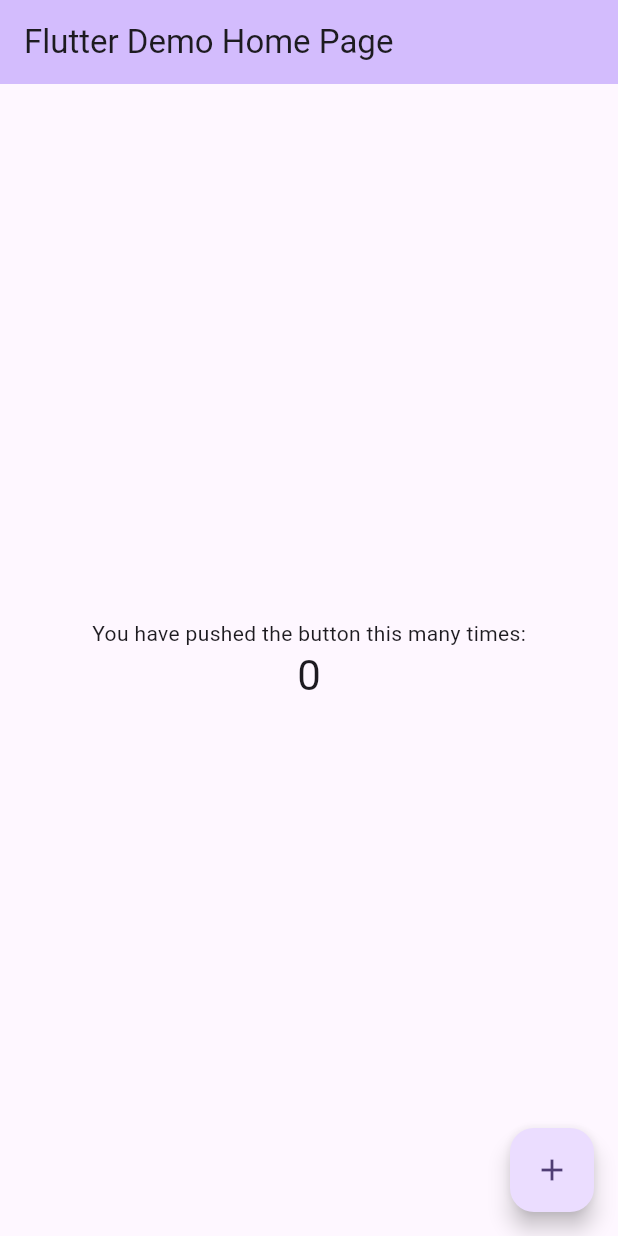
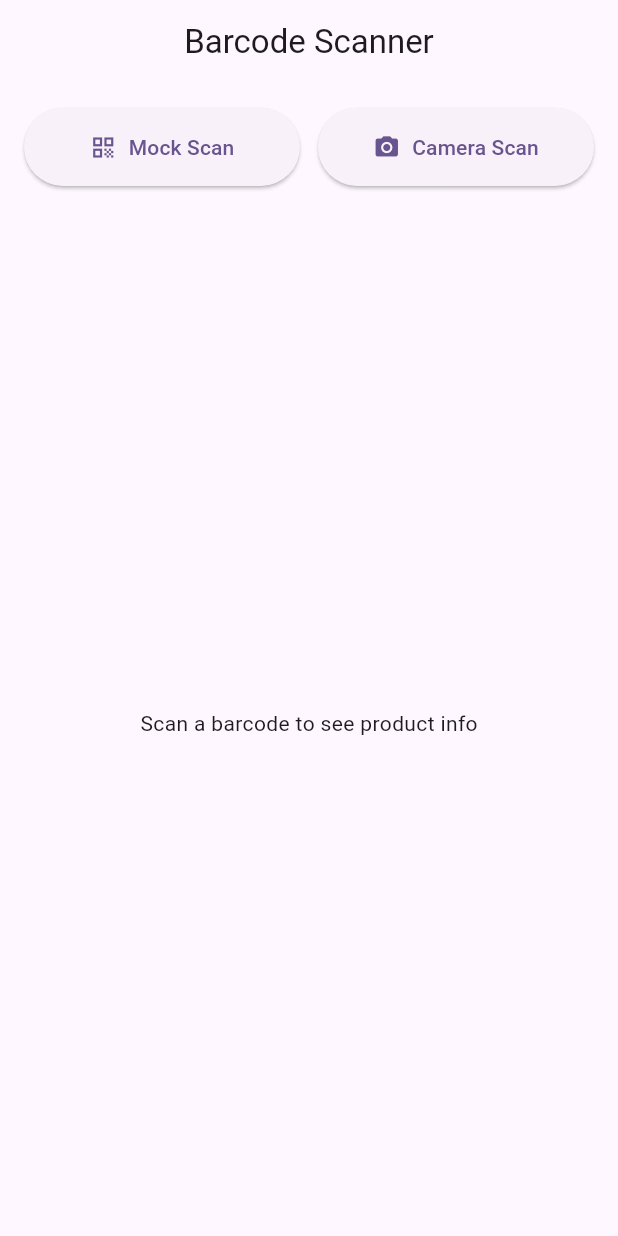
Before and after one commit to weazzy05/barcode_project, a Flutter app: the screen it shows after launch, on a phone screen of 412 x 824 dp. Run offline on Flutter 3.47's test engine with Material 3 defaults, Android fonts, the phone set to English and light mode, and no system bars; our stand-ins replace flutter_bloc; missing offline and left inert: mobile_scanner.

Commit message:
Add barcode scanner app with MVVM/Cubit architecture
- Core: Result sealed type, Product/SizeInfo models
- Data: ApiService with timeout, ProductRepository with Result pattern
- Cubit: ScannerCubit with sealed ScannerState
- UI: HomeScreen, ProductCard, SizeAvailability, ScanButton widgets
- Camera: mobile_scanner integration for barcode scanning
- Config: camera permissions (iOS/Android), cleartext traffic, VS Code launch

Co-Authored-By: Claude Opus 4.6 <noreply@anthropic.com>

```diff
--- /dev/null
+++ b/lib/core/result.dart
@@ -0,0 +1,13 @@
+sealed class Result<T, E> {
+  const Result();
+}
+
+final class Success<T, E> extends Result<T, E> {
+  final T data;
+  const Success(this.data);
+}
+
+final class Failure<T, E> extends Result<T, E> {
+  final E error;
+  const Failure(this.error);
+}
--- /dev/null
+++ b/lib/cubit/scanner_cubit.dart
@@ -0,0 +1,30 @@
+import 'package:flutter_bloc/flutter_bloc.dart';
+
+import '../core/result.dart';
+import '../data/product_repository.dart';
+import 'scanner_state.dart';
+
+class ScannerCubit extends Cubit<ScannerState> {
+  final ProductRepository _repository;
+
+  ScannerCubit({required ProductRepository repository})
+      : _repository = repository,
+        super(const ScannerInitial());
+
+  Future<void> scanBarcode(String barcode) async {
+    emit(const ScannerLoading());
+
+    final result = await _repository.getProduct(barcode);
+
+    switch (result) {
+      case Success(:final data):
+        emit(ScannerSuccess(data));
+      case Failure(:final error):
+        emit(ScannerError(error));
+    }
+  }
+
+  void reset() {
+    emit(const ScannerInitial());
+  }
+}
--- /dev/null
+++ b/lib/cubit/scanner_state.dart
@@ -0,0 +1,23 @@
+import '../models/product.dart';
+
+sealed class ScannerState {
+  const ScannerState();
+}
+
+final class ScannerInitial extends ScannerState {
+  const ScannerInitial();
+}
+
+final class ScannerLoading extends ScannerState {
+  const ScannerLoading();
+}
+
+final class ScannerSuccess extends ScannerState {
+  final Product product;
+  const ScannerSuccess(this.product);
+}
+
+final class ScannerError extends ScannerState {
+  final String message;
+  const ScannerError(this.message);
+}
--- /dev/null
+++ b/lib/data/product_repository.dart
@@ -0,0 +1,28 @@
+import '../core/result.dart';
+import '../models/product.dart';
+import '../services/api_service.dart';
+
+abstract class ProductRepository {
+  Future<Result<Product, String>> getProduct(String barcode);
+}
+
+class ProductRepositoryImpl implements ProductRepository {
+  final ApiService _apiService;
+
+  ProductRepositoryImpl({required ApiService apiService})
+      : _apiService = apiService;
+
+  @override
+  Future<Result<Product, String>> getProduct(String barcode) async {
+    try {
+      final product = await _apiService.fetchProduct(barcode);
+      return Success(product);
+    } on ProductNotFoundException {
+      return Failure('Product not found for barcode: $barcode');
+    } on ApiException catch (e) {
+      return Failure(e.message);
+    } catch (e) {
+      return Failure('Connection error: $e');
+    }
+  }
+}
--- a/lib/main.dart
+++ b/lib/main.dart
@@ -1,4 +1,10 @@
 import 'package:flutter/material.dart';
+import 'package:flutter_bloc/flutter_bloc.dart';
+
+import 'cubit/scanner_cubit.dart';
+import 'data/product_repository.dart';
+import 'screens/home_screen.dart';
+import 'services/api_service.dart';
 
 void main() {
   runApp(const MyApp());
@@ -7,119 +13,22 @@ void main() {
 class MyApp extends StatelessWidget {
   const MyApp({super.key});
 
-  // This widget is the root of your application.
   @override
   Widget build(BuildContext context) {
     return MaterialApp(
-      title: 'Flutter Demo',
+      title: 'Barcode Scanner',
       theme: ThemeData(
-        // This is the theme of your application.
-        //
-        // TRY THIS: Try running your application with "flutter run". You'll see
-        // the application has a purple toolbar. Then, without quitting the app,
-        // try changing the seedColor in the colorScheme below to Colors.green
-        // and then invoke "hot reload" (save your changes or press the "hot
-        // reload" button in a Flutter-supported IDE, or press "r" if you used
-        // the command line to start the app).
-        //
-        // Notice that the counter didn't reset back to zero; the application
-        // state is not lost during the reload. To reset the state, use hot
-        // restart instead.
-        //
-        // This works for code too, not just values: Most code changes can be
-        // tested with just a hot reload.
         colorScheme: ColorScheme.fromSeed(seedColor: Colors.deepPurple),
         useMaterial3: true,
       ),
-      home: const MyHomePage(title: 'Flutter Demo Home Page'),
+      home: BlocProvider(
+        create: (_) => ScannerCubit(
+          repository: ProductRepositoryImpl(
+            apiService: ApiService(),
+          ),
+        ),
+        child: const HomeScreen(),
+      ),
     );
   }
 }
-
-class MyHomePage extends StatefulWidget {
-  const MyHomePage({super.key, required this.title});
-
-  // This widget is the home page of your application. It is stateful, meaning
-  // that it has a State object (defined below) that contains fields that affect
-  // how it looks.
-
-  // This class is the configuration for the state. It holds the values (in this
-  // case the title) provided by the parent (in this case the App widget) and
-  // used by the build method of the State. Fields in a Widget subclass are
-  // always marked "final".
-
-  final String title;
-
-  @override
-  State<MyHomePage> createState() => _MyHomePageState();
-}
-
-class _MyHomePageState extends State<MyHomePage> {
-  int _counter = 0;
-
-  void _incrementCounter() {
-    setState(() {
-      // This call to setState tells the Flutter framework that something has
-      // changed in this State, which causes it to rerun the build method below
-      // so that the display can reflect the updated values. If we changed
-      // _counter without calling setState(), then the build method would not be
-      // called again, and so nothing would appear to happen.
-      _counter++;
-    });
-  }
-
-  @override
-  Widget build(BuildContext context) {
-    // This method is rerun every time setState is called, for instance as done
-    // by the _incrementCounter method above.
-    //
-    // The Flutter framework has been optimized to make rerunning build methods
-    // fast, so that you can just rebuild anything that needs updating rather
-    // than having to individually change instances of widgets.
-    return Scaffold(
-      appBar: AppBar(
-        // TRY THIS: Try changing the color here to a specific color (to
-        // Colors.amber, perhaps?) and trigger a hot reload to see the AppBar
-        // change color while the other colors stay the same.
-        backgroundColor: Theme.of(context).colorScheme.inversePrimary,
-        // Here we take the value from the MyHomePage object that was created by
-        // the App.build method, and use it to set our appbar title.
-        title: Text(widget.title),
-      ),
-      body: Center(
-        // Center is a layout widget. It takes a single child and positions it
-        // in the middle of the parent.
-        child: Column(
-          // Column is also a layout widget. It takes a list of children and
-          // arranges them vertically. By default, it sizes itself to fit its
-          // children horizontally, and tries to be as tall as its parent.
-          //
-          // Column has various properties to control how it sizes itself and
-          // how it positions its children. Here we use mainAxisAlignment to
-          // center the children vertically; the main axis here is the vertical
-          // axis because Columns are vertical (the cross axis would be
-          // horizontal).
-          //
-          // TRY THIS: Invoke "debug painting" (choose the "Toggle Debug Paint"
-          // action in the IDE, or press "p" in the console), to see the
-          // wireframe for each widget.
-          mainAxisAlignment: MainAxisAlignment.center,
-          children: <Widget>[
-            const Text(
-              'You have pushed the button this many times:',
-            ),
-            Text(
-              '$_counter',
-              style: Theme.of(context).textTheme.headlineMedium,
-            ),
-          ],
-        ),
-      ),
-      floatingActionButton: FloatingActionButton(
-        onPressed: _incrementCounter,
-        tooltip: 'Increment',
-        child: const Icon(Icons.add),
-      ), // This trailing comma makes auto-formatting nicer for build methods.
-    );
-  }
-}
--- /dev/null
+++ b/lib/models/product.dart
@@ -0,0 +1,53 @@
+class SizeInfo {
+  final String size;
+  final bool available;
+  final int quantity;
+
+  const SizeInfo({
+    required this.size,
+    required this.available,
+    required this.quantity,
+  });
+
+  factory SizeInfo.fromJson(Map<String, dynamic> json) {
+    return SizeInfo(
+      size: json['size'] as String,
+      available: json['available'] as bool,
+      quantity: json['quantity'] as int,
+    );
+  }
+}
+
+class Product {
+  final String barcode;
+  final String name;
+  final String brand;
+  final double price;
+  final String imageUrl;
+  final String category;
+  final List<SizeInfo> sizes;
+
+  const Product({
+    required this.barcode,
+    required this.name,
+    required this.brand,
+    required this.price,
+    required this.imageUrl,
+    required this.category,
+    required this.sizes,
+  });
+
+  factory Product.fromJson(Map<String, dynamic> json) {
+    return Product(
+      barcode: json['barcode'] as String,
+      name: json['name'] as String,
+      brand: json['brand'] as String? ?? '',
+      price: (json['price'] as num?)?.toDouble() ?? 0.0,
+      imageUrl: json['imageUrl'] as String? ?? '',
+      category: json['category'] as String? ?? '',
+      sizes: (json['sizes'] as List<dynamic>)
+          .map((e) => SizeInfo.fromJson(e as Map<String, dynamic>))
+          .toList(),
+    );
+  }
+}
--- /dev/null
+++ b/lib/screens/home_screen.dart
@@ -0,0 +1,158 @@
+import 'package:flutter/material.dart';
+import 'package:flutter_bloc/flutter_bloc.dart';
+import 'package:mobile_scanner/mobile_scanner.dart';
+
+import '../cubit/scanner_cubit.dart';
+import '../cubit/scanner_state.dart';
+import '../widgets/product_card.dart';
+import '../widgets/scan_button.dart';
+
+class HomeScreen extends StatelessWidget {
+  const HomeScreen({super.key});
+
+  @override
+  Widget build(BuildContext context) {
+    return Scaffold(
+      key: const Key('home_screen'),
+      appBar: AppBar(
+        title: const Text('Barcode Scanner'),
+        centerTitle: true,
+      ),
+      body: Column(
+        children: [
+          ScanButton(
+            key: const Key('home_scan_button'),
+            onScanPressed: () {
+              context.read<ScannerCubit>().scanBarcode('8901234567890');
+            },
+            onCameraPressed: () {
+              Navigator.of(context).push(
+                MaterialPageRoute<void>(
+                  builder: (_) => _CameraScannerScreen(
+                    key: const Key('camera_scanner_screen'),
+                    onBarcodeScanned: (barcode) {
+                      context.read<ScannerCubit>().scanBarcode(barcode);
+                      Navigator.of(context).pop();
+                    },
+                  ),
+                ),
+              );
+            },
+          ),
+          Expanded(
+            child: BlocBuilder<ScannerCubit, ScannerState>(
+              builder: (context, state) {
+                return switch (state) {
+                  ScannerInitial() => const Center(
+                      child: Text('Scan a barcode to see product info'),
+                    ),
+                  ScannerLoading() => const Center(
+                      child: CircularProgressIndicator(),
+                    ),
+                  ScannerSuccess(:final product) => SingleChildScrollView(
+                      child: ProductCard(
+                        key: Key('product_${product.barcode}'),
+                        product: product,
+                      ),
+                    ),
+                  ScannerError(:final message) => _ErrorContent(
+                      key: const Key('error_content'),
+                      message: message,
+                      onRetry: () {
+                        context.read<ScannerCubit>().reset();
+                      },
+                    ),
+                };
+              },
+            ),
+          ),
+        ],
+      ),
+    );
+  }
+}
+
+class _ErrorContent extends StatelessWidget {
+  final String message;
+  final VoidCallback onRetry;
+
+  const _ErrorContent({
+    super.key,
+    required this.message,
+    required this.onRetry,
+  });
+
+  @override
+  Widget build(BuildContext context) {
+    return Center(
+      child: Padding(
+        padding: const EdgeInsets.all(24),
+        child: Column(
+          mainAxisAlignment: MainAxisAlignment.center,
+          children: [
+            Icon(
+              Icons.error_outline,
+              size: 48,
+              color: Theme.of(context).colorScheme.error,
+            ),
+            const SizedBox(height: 16),
+            Text(
+              message,
+              textAlign: TextAlign.center,
+              style: Theme.of(context).textTheme.bodyLarge,
+            ),
+            const SizedBox(height: 16),
+            ElevatedButton(
+              onPressed: onRetry,
+              child: const Text('Try Again'),
+            ),
+          ],
+        ),
+      ),
+    );
+  }
+}
+
+class _CameraScannerScreen extends StatefulWidget {
+  final void Function(String barcode) onBarcodeScanned;
+
+  const _CameraScannerScreen({
+    super.key,
+    required this.onBarcodeScanned,
+  });
+
+  @override
+  State<_CameraScannerScreen> createState() => _CameraScannerScreenState();
+}
+
+class _CameraScannerScreenState extends State<_CameraScannerScreen> {
+  final MobileScannerController _controller = MobileScannerController();
+  bool _scanned = false;
+
+  @override
+  void dispose() {
+    _controller.dispose();
+    super.dispose();
+  }
+
+  @override
+  Widget build(BuildContext context) {
+    return Scaffold(
+      appBar: AppBar(
+        title: const Text('Scan Barcode'),
+        centerTitle: true,
+      ),
+      body: MobileScanner(
+        controller: _controller,
+        onDetect: (capture) {
+          if (_scanned) return;
+          final barcodes = capture.barcodes;
+          if (barcodes.isNotEmpty && barcodes.first.rawValue != null) {
+            _scanned = true;
+            widget.onBarcodeScanned(barcodes.first.rawValue!);
+          }
+        },
+      ),
+    );
+  }
+}
--- /dev/null
+++ b/lib/services/api_service.dart
@@ -0,0 +1,61 @@
+import 'dart:async';
+import 'dart:convert';
+
+import 'package:http/http.dart' as http;
+
+import '../models/product.dart';
+
+class ApiService {
+  final http.Client _client;
+  final String _baseUrl;
+
+  ApiService({
+    http.Client? client,
+    String? baseUrl,
+  })  : _client = client ?? http.Client(),
+        _baseUrl = baseUrl ?? _defaultBaseUrl;
+
+  // Physical device: use Mac's local WiFi IP
+  // Android emulator: use 10.0.2.2 (alias for host)
+  // iOS simulator / desktop: use localhost
+  static const String _host = '192.168.1.167';
+  static String get _defaultBaseUrl => 'http://$_host:8080';
+
+  Future<Product> fetchProduct(String barcode) async {
+    final url = '$_baseUrl/api/products/$barcode';
+    print('ApiService: fetching $url');
+
+    final response = await _client
+        .get(Uri.parse(url))
+        .timeout(const Duration(seconds: 10));
+
+    if (response.statusCode == 200) {
+      final json = jsonDecode(response.body) as Map<String, dynamic>;
+      return Product.fromJson(json);
+    } else if (response.statusCode == 404) {
+      throw ProductNotFoundException(barcode);
+    } else {
+      throw ApiException('Server error: ${response.statusCode}');
+    }
+  }
+
+  void dispose() {
+    _client.close();
+  }
+}
+
+class ProductNotFoundException implements Exception {
+  final String barcode;
+  const ProductNotFoundException(this.barcode);
+
+  @override
+  String toString() => 'Product not found for barcode: $barcode';
+}
+
+class ApiException implements Exception {
+  final String message;
+  const ApiException(this.message);
+
+  @override
+  String toString() => message;
+}
--- /dev/null
+++ b/lib/widgets/scan_button.dart
@@ -0,0 +1,47 @@
+import 'package:flutter/material.dart';
+
+class ScanButton extends StatelessWidget {
+  final VoidCallback onScanPressed;
+  final VoidCallback onCameraPressed;
+
+  const ScanButton({
+    super.key,
+    required this.onScanPressed,
+    required this.onCameraPressed,
+  });
+
+  @override
+  Widget build(BuildContext context) {
+    return Padding(
+      key: const Key('scan_button_padding'),
+      padding: const EdgeInsets.all(16.0),
+      child: Row(
+        children: [
+          Expanded(
+            child: ElevatedButton.icon(
+              key: const Key('mock_scan_button'),
+              onPressed: onScanPressed,
+              icon: const Icon(Icons.qr_code),
+              label: const Text('Mock Scan'),
+              style: ElevatedButton.styleFrom(
+                padding: const EdgeInsets.symmetric(vertical: 16),
+              ),
+            ),
+          ),
+          const SizedBox(width: 12),
+          Expanded(
+            child: ElevatedButton.icon(
+              key: const Key('camera_scan_button'),
+              onPressed: onCameraPressed,
+              icon: const Icon(Icons.camera_alt),
+              label: const Text('Camera Scan'),
+              style: ElevatedButton.styleFrom(
+                padding: const EdgeInsets.symmetric(vertical: 16),
+              ),
+            ),
+          ),
+        ],
+      ),
+    );
+  }
+}
--- a/pubspec.yaml
+++ b/pubspec.yaml
@@ -31,6 +31,10 @@ dependencies:
   flutter:
     sdk: flutter
 
+  flutter_bloc: ^8.1.3
+  http: ^1.1.0
+  mobile_scanner: ^5.1.1
+  cached_network_image: ^3.3.0
 
   # The following adds the Cupertino Icons font to your application.
   # Use with the CupertinoIcons class for iOS style icons.
```
Also changed, not shown: lib/widgets/product_card.dart (added, +108 -0 lines), lib/widgets/size_availability.dart (added, +63 -0 lines), pubspec.lock, 12 other files.
